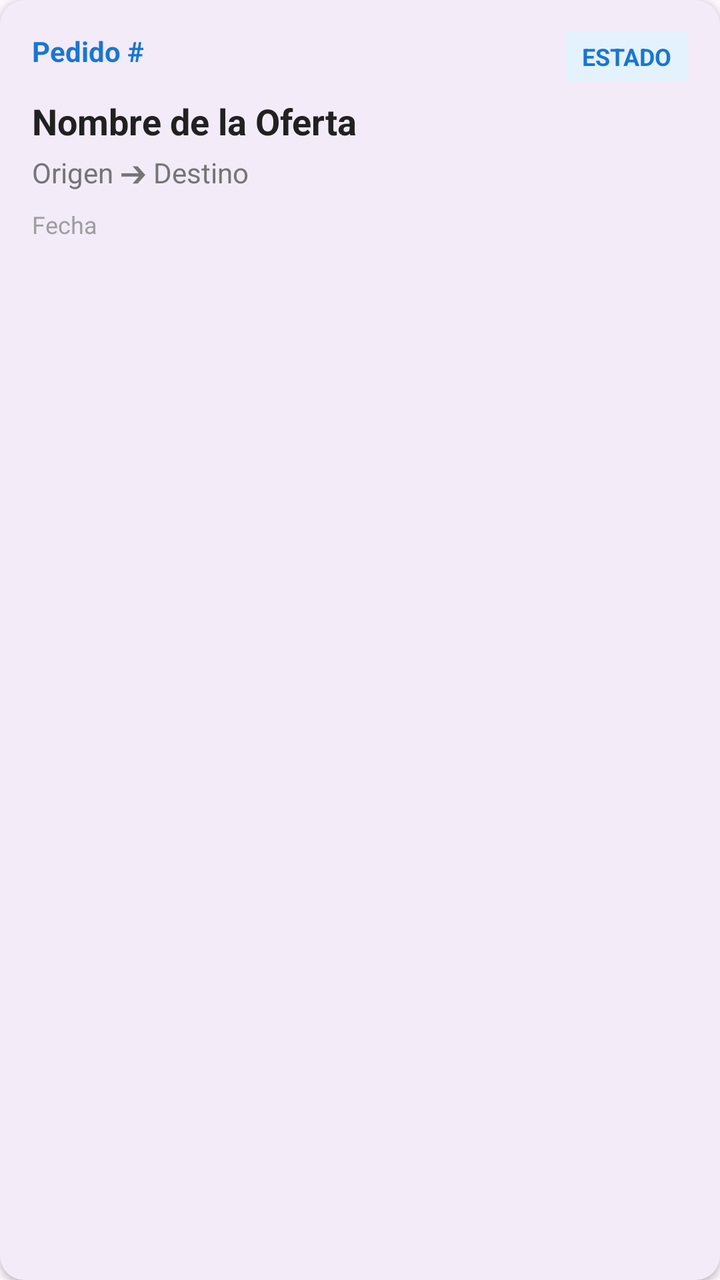
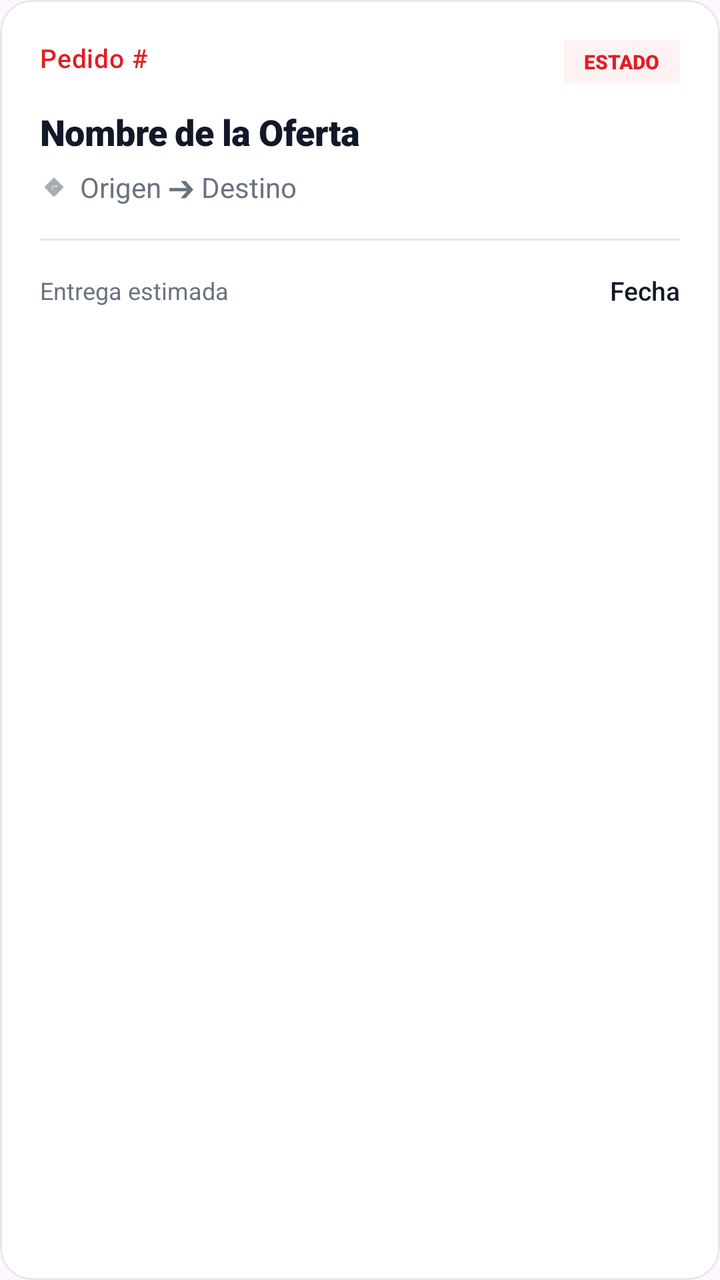

The first picture is an Android layout as it rendered before a commit; the second is the same layout after the commit. The layout source and the unified diff follow.
<!-- AndroidManifest.xml: application theme Theme.Simex_app -->
<!-- res/layout/item_comanda.xml -->
<?xml version="1.0" encoding="utf-8"?>
<com.google.android.material.card.MaterialCardView
    xmlns:android="http://schemas.android.com/apk/res/android"
    xmlns:app="http://schemas.android.com/apk/res-auto"
    android:layout_width="match_parent"
    android:layout_height="wrap_content"
    android:layout_marginHorizontal="16dp"
    android:layout_marginVertical="8dp"
    app:cardCornerRadius="12dp"
    app:cardElevation="2dp"
    app:strokeWidth="0dp">

    <LinearLayout
        android:layout_width="match_parent"
        android:layout_height="wrap_content"
        android:orientation="vertical"
        android:padding="16dp">

        <RelativeLayout
            android:layout_width="match_parent"
            android:layout_height="wrap_content">

            <TextView
                android:id="@+id/tvNumPedido"
                android:layout_width="wrap_content"
                android:layout_height="wrap_content"
                android:text="Pedido #"
                android:textStyle="bold"
                android:textColor="#1976D2" />

            <TextView
                android:id="@+id/tvEstado"
                android:layout_width="wrap_content"
                android:layout_height="wrap_content"
                android:layout_alignParentEnd="true"
                android:text="ESTADO"
                android:textSize="12sp"
                android:textStyle="bold"
                android:background="#E3F2FD"
                android:paddingHorizontal="8dp"
                android:paddingVertical="4dp"
                android:textColor="#1976D2" />
        </RelativeLayout>

        <TextView
            android:id="@+id/tvNombreOferta"
            android:layout_width="match_parent"
            android:layout_height="wrap_content"
            android:text="Nombre de la Oferta"
            android:textSize="18sp"
            android:textStyle="bold"
            android:layout_marginTop="8dp"
            android:textColor="#212121" />

        <TextView
            android:id="@+id/tvRuta"
            android:layout_width="match_parent"
            android:layout_height="wrap_content"
            android:text="Origen ➔ Destino"
            android:layout_marginTop="4dp"
            android:textColor="#757575" />

        <TextView
            android:id="@+id/tvFecha"
            android:layout_width="match_parent"
            android:layout_height="wrap_content"
            android:text="Fecha"
            android:layout_marginTop="8dp"
            android:textSize="12sp"
            android:textColor="#9E9E9E" />

    </LinearLayout>
</com.google.android.material.card.MaterialCardView>
<!-- resources referenced by this layout -->
<resources>
  <style name="Theme.Simex_app" parent="Base.Theme.Simex_app" />
  <style name="Base.Theme.Simex_app" parent="Theme.Material3.DayNight.NoActionBar">
          
          
      </style>
</resources>

<!-- the commit's change to res/layout/item_comanda.xml (unified diff, before → after) -->
@@ -1,20 +1,21 @@
 <?xml version="1.0" encoding="utf-8"?>
-<com.google.android.material.card.MaterialCardView
-    xmlns:android="http://schemas.android.com/apk/res/android"
+<com.google.android.material.card.MaterialCardView xmlns:android="http://schemas.android.com/apk/res/android"
     xmlns:app="http://schemas.android.com/apk/res-auto"
     android:layout_width="match_parent"
     android:layout_height="wrap_content"
-    android:layout_marginHorizontal="16dp"
-    android:layout_marginVertical="8dp"
-    app:cardCornerRadius="12dp"
-    app:cardElevation="2dp"
-    app:strokeWidth="0dp">
+    android:layout_marginHorizontal="24dp"
+    android:layout_marginVertical="10dp"
+    app:cardCornerRadius="16dp"
+    app:cardElevation="0dp"
+    app:strokeColor="@color/gray_200"
+    app:strokeWidth="1dp"
+    app:cardBackgroundColor="@color/white">
 
     <LinearLayout
         android:layout_width="match_parent"
         android:layout_height="wrap_content"
         android:orientation="vertical"
-        android:padding="16dp">
+        android:padding="20dp">
 
         <RelativeLayout
             android:layout_width="match_parent"
@@ -24,50 +25,91 @@
                 android:id="@+id/tvNumPedido"
                 android:layout_width="wrap_content"
                 android:layout_height="wrap_content"
+                android:fontFamily="sans-serif-medium"
                 android:text="Pedido #"
-                android:textStyle="bold"
-                android:textColor="#1976D2" />
+                android:textColor="@color/brand_600"
+                android:textSize="13sp"
+                android:letterSpacing="0.02" />
 
             <TextView
                 android:id="@+id/tvEstado"
                 android:layout_width="wrap_content"
                 android:layout_height="wrap_content"
                 android:layout_alignParentEnd="true"
+                android:background="@color/brand_50"
+                android:fontFamily="sans-serif-black"
+                android:paddingHorizontal="10dp"
+                android:paddingVertical="4dp"
                 android:text="ESTADO"
-                android:textSize="12sp"
-                android:textStyle="bold"
-                android:background="#E3F2FD"
-                android:paddingHorizontal="8dp"
-                android:paddingVertical="4dp"
-                android:textColor="#1976D2" />
+                android:textColor="@color/brand_600"
+                android:textSize="10sp"
+                android:textAllCaps="true" />
         </RelativeLayout>
 
         <TextView
             android:id="@+id/tvNombreOferta"
             android:layout_width="match_parent"
             android:layout_height="wrap_content"
+            android:layout_marginTop="12dp"
+            android:fontFamily="sans-serif-black"
             android:text="Nombre de la Oferta"
+            android:textColor="@color/gray_900"
             android:textSize="18sp"
-            android:textStyle="bold"
-            android:layout_marginTop="8dp"
-            android:textColor="#212121" />
+            android:letterSpacing="-0.01" />
 
-        <TextView
-            android:id="@+id/tvRuta"
+        <LinearLayout
             android:layout_width="match_parent"
             android:layout_height="wrap_content"
-            android:text="Origen ➔ Destino"
-            android:layout_marginTop="4dp"
-            android:textColor="#757575" />
+            android:layout_marginTop="6dp"
+            android:gravity="center_vertical"
+            android:orientation="horizontal">
 
-        <TextView
-            android:id="@+id/tvFecha"
+            <ImageView
+                android:layout_width="14dp"
+                android:layout_height="14dp"
+                android:src="@android:drawable/ic_menu_directions"
+                app:tint="@color/gray_500" />
+
+            <TextView
+                android:id="@+id/tvRuta"
+                android:layout_width="wrap_content"
+                android:layout_height="wrap_content"
+                android:layout_marginStart="6dp"
+                android:fontFamily="sans-serif"
+                android:text="Origen ➔ Destino"
+                android:textColor="@color/gray_500"
+                android:textSize="14sp" />
+        </LinearLayout>
+
+        <View
+            android:layout_width="match_parent"
+            android:layout_height="1dp"
+            android:layout_marginVertical="16dp"
+            android:background="@color/gray_200" />
+
+        <LinearLayout
             android:layout_width="match_parent"
             android:layout_height="wrap_content"
-            android:text="Fecha"
-            android:layout_marginTop="8dp"
-            android:textSize="12sp"
-            android:textColor="#9E9E9E" />
+            android:gravity="center_vertical"
+            android:orientation="horizontal">
+
+            <TextView
+                android:layout_width="0dp"
+                android:layout_height="wrap_content"
+                android:layout_weight="1"
+                android:text="Entrega estimada"
+                android:textColor="@color/gray_500"
+                android:textSize="12sp" />
+
+            <TextView
+                android:id="@+id/tvFecha"
+                android:layout_width="wrap_content"
+                android:layout_height="wrap_content"
+                android:fontFamily="sans-serif-medium"
+                android:text="Fecha"
+                android:textColor="@color/gray_900"
+                android:textSize="13sp" />
+        </LinearLayout>
 
     </LinearLayout>
 </com.google.android.material.card.MaterialCardView>
<!-- resource entries referenced after the edit -->
@@ -1,5 +1,11 @@
 <!-- resources referenced by this layout -->
 <resources>
+  <color name="brand_50">#FEF2F2</color>
+  <color name="brand_600">#E21D25</color>
+  <color name="gray_200">#E5E7EB</color>
+  <color name="gray_500">#6B7280</color>
+  <color name="gray_900">#111827</color>
+  <color name="white">#FFFFFFFF</color>
   <style name="Theme.Simex_app" parent="Base.Theme.Simex_app" />
   <style name="Base.Theme.Simex_app" parent="Theme.Material3.DayNight.NoActionBar">
           
